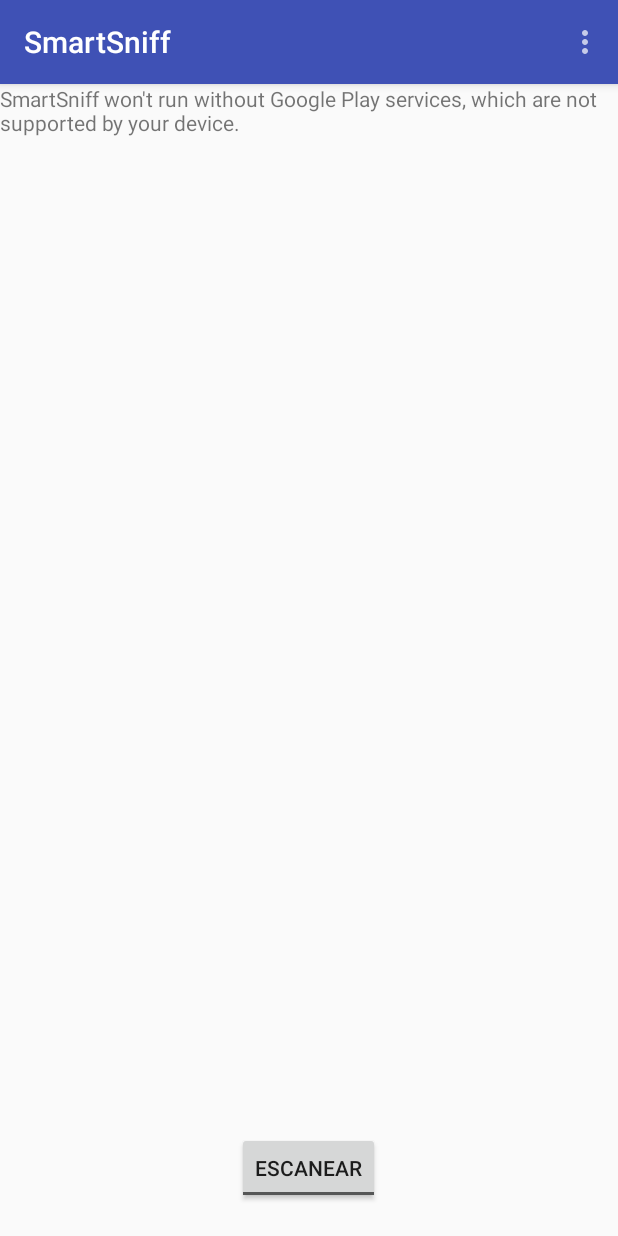
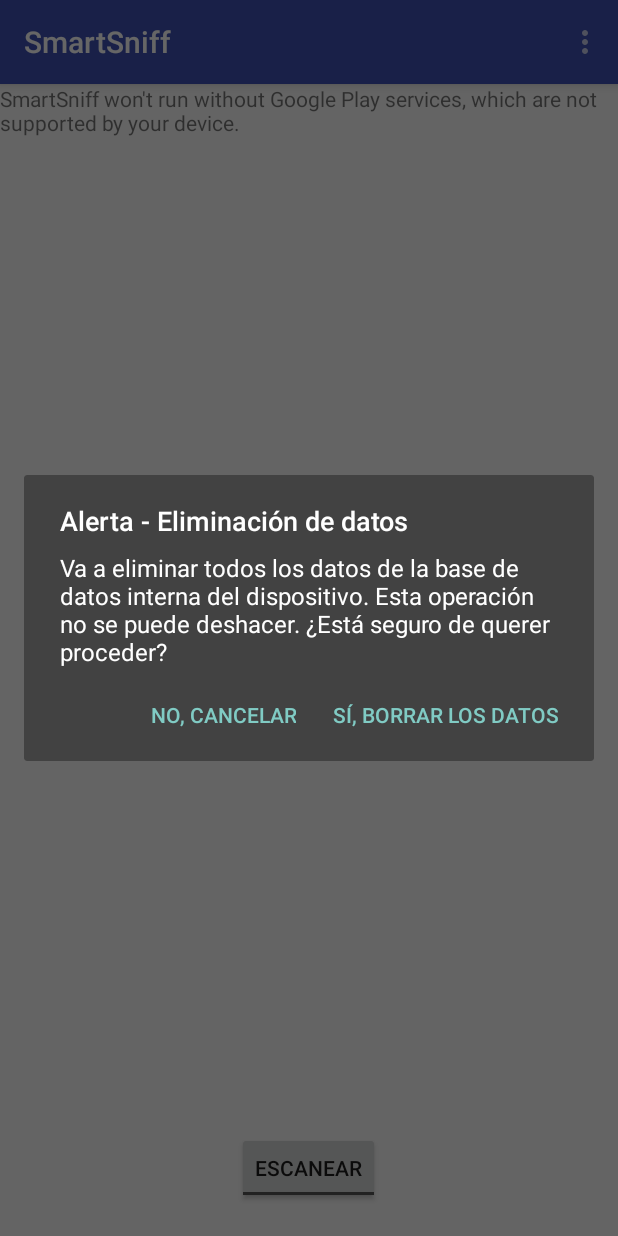
Before and after one commit to dandev237-zz/SmartSniff, an Android app: the screen it shows after launch (MainActivity), in the options menu, after a tap on "Borrar datos", on a phone screen of 412 x 824 dp. Run offline under Robolectric (Android 15) with nearby library versions, the phone set to English and light mode, and no system bars.

Commit message:
Added SQL Delete functionality
+Minor changes to SettingsActivity.java
+Implemented deleteDatabase() in SessionDatabaseHelper.java
+Implemented showDeleteAlertDialog() in MainActivity.java

```diff
--- a/app/src/main/java/xyz/smartsniff/MainActivity.java
+++ b/app/src/main/java/xyz/smartsniff/MainActivity.java
@@ -2,13 +2,16 @@
 
 import android.content.BroadcastReceiver;
 import android.content.Context;
+import android.content.DialogInterface;
 import android.content.Intent;
 import android.content.IntentFilter;
 import android.content.SharedPreferences;
 import android.net.wifi.ScanResult;
 import android.net.wifi.WifiManager;
+import android.support.v7.app.AlertDialog;
 import android.support.v7.app.AppCompatActivity;
 import android.os.Bundle;
+import android.support.v7.view.ContextThemeWrapper;
 import android.support.v7.widget.Toolbar;
 import android.util.Log;
 import android.view.Menu;
@@ -20,7 +23,6 @@
 import android.widget.Toast;
 import android.widget.ToggleButton;
 
-import com.google.android.gms.location.LocationRequest;
 import com.google.android.gms.maps.GoogleMap;
 import com.google.android.gms.maps.MapFragment;
 import com.google.android.gms.maps.OnMapReadyCallback;
@@ -189,7 +191,7 @@
         //noinspection SimplifiableIfStatement
         if (id == R.id.action_delete_data) {
             Log.d("AppBar Delete", "APPBAR: DELETE BUTTON PRESSED");
-            return true;
+            showDeleteAlertDialog();
         }
 
         if (id == R.id.action_send_data) {
@@ -201,10 +203,32 @@
             Log.d("AppBar Configuration", "APPBAR: CONFIGURATION BUTTON PRESSED");
             Intent settingsIntent = new Intent(this, SettingsActivity.class);
             startActivity(settingsIntent);
-            return true;
         }
 
         return super.onOptionsItemSelected(item);
+    }
+
+    private void showDeleteAlertDialog() {
+        //Build first alert dialog
+        AlertDialog.Builder builderFirst = new AlertDialog.Builder(new ContextThemeWrapper(this, R.style.alertDialog));
+        builderFirst.setMessage(getString(R.string.delete_alert_dialog_message))
+                .setTitle(R.string.delete_alert_dialog_title)
+                .setPositiveButton(R.string.delete_alert_dialog_possitive_button, new DialogInterface.OnClickListener() {
+                    @Override
+                    public void onClick(DialogInterface dialogInterface, int i) {
+                        //Delete all database records
+                        databaseHelper.deleteDatabase(getApplicationContext());
+                    }
+                })
+                .setNegativeButton(R.string.delete_alert_dialog_negative_button, new DialogInterface.OnClickListener() {
+                    @Override
+                    public void onClick(DialogInterface dialogInterface, int i) {
+                        //Leave empty
+                    }
+                });
+
+        AlertDialog dialog = builderFirst.create();
+        dialog.show();
     }
     //----------------------------------------------------------------------------------------------------------------------
 
--- a/app/src/main/res/values/strings.xml
+++ b/app/src/main/res/values/strings.xml
@@ -75,4 +75,9 @@
         10 segundos)</string>
     <string name="default_configuration">Configuración por defecto</string>
     <string name="save_configuration">Guardar</string>
+    <string name="delete_alert_dialog_message">Va a eliminar todos los datos de la base de datos interna del dispositivo.
+        Esta operación no se puede deshacer. ¿Está seguro de querer proceder?</string>
+    <string name="delete_alert_dialog_title">Alerta - Eliminación de datos</string>
+    <string name="delete_alert_dialog_possitive_button">Sí, borrar los datos</string>
+    <string name="delete_alert_dialog_negative_button">No, cancelar</string>
 </resources>
--- a/app/src/main/res/values/styles.xml
+++ b/app/src/main/res/values/styles.xml
@@ -8,4 +8,8 @@
         <item name="colorAccent">@color/colorAccent</item>
     </style>
 
+    <style name="alertDialog" parent="Theme.AppCompat.Dialog">
+        <item name="android:windowNoTitle">true</item>
+    </style>
+
 </resources>
```
Also changed, not shown: app/src/main/java/xyz/smartsniff/SessionDatabaseHelper.java (+21 -1 lines), app/src/main/java/xyz/smartsniff/SettingsActivity.java (+13 -2 lines), 1 other file.
